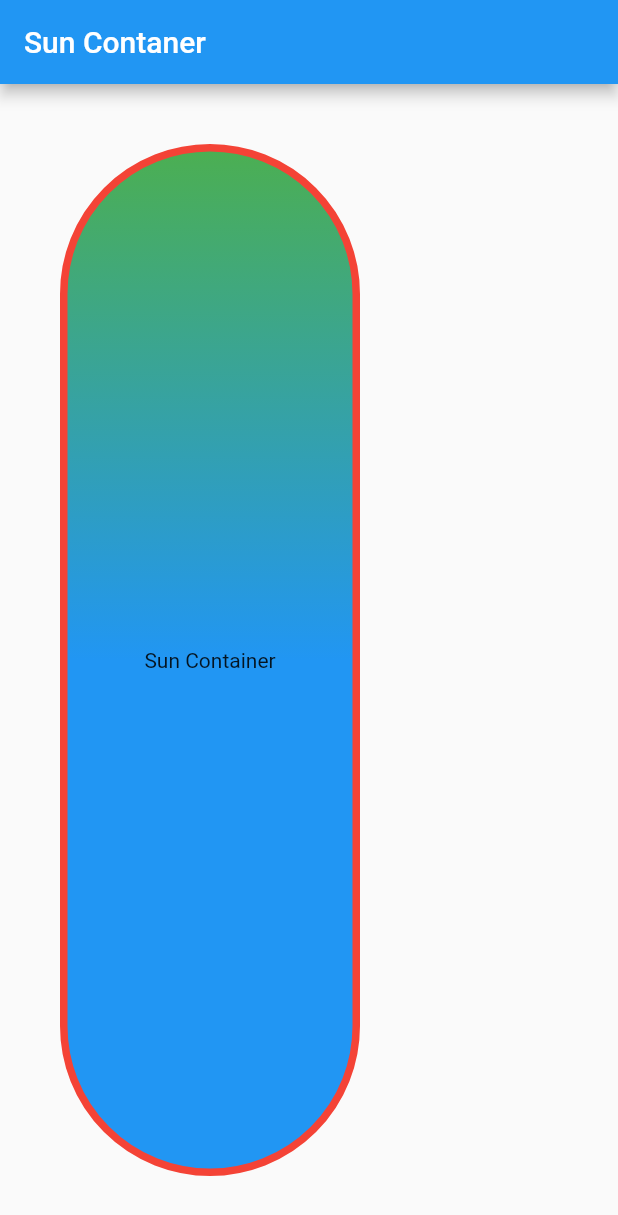
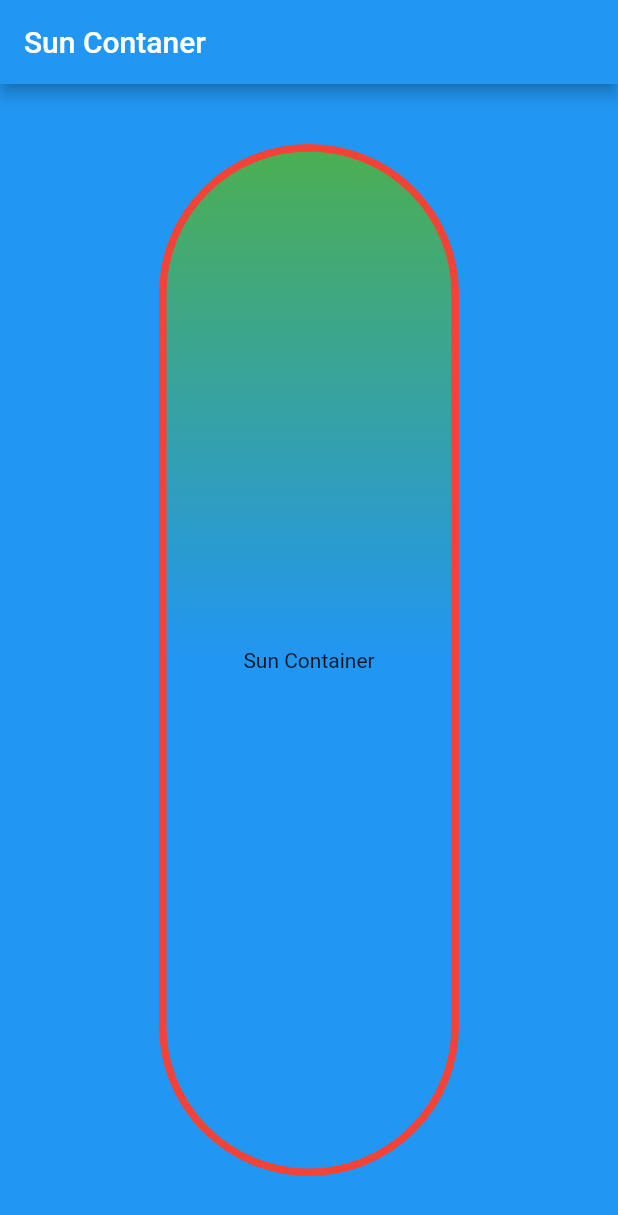
Before and after one commit to KunsiyaMint/sun_container, a Flutter app: the screen it shows after launch, on a phone screen of 412 x 824 dp. Shown: the top 1215 px of the screen. Run offline on Flutter 3.47's test engine with Material 2 defaults, Android fonts, the phone set to English and light mode, and no system bars.

Commit message:
Chang Backgound

```diff
--- a/lib/src/app.dart
+++ b/lib/src/app.dart
@@ -10,6 +10,9 @@ class App extends StatelessWidget {
           title: Text('Sun Contaner'),
         ),
         body: Container(
+          color: Colors.blue,
+          alignment: Alignment(0, 0),
+          child: Container(
             decoration: BoxDecoration(
                 border: Border.all(
                     width: 5.0,
@@ -32,6 +35,7 @@ class App extends StatelessWidget {
             child: Text('Sun Container'),
           ),
         ),
+      ),
     );
   }
 }
```
Lines whose indentation alone changed are shown as unchanged.
